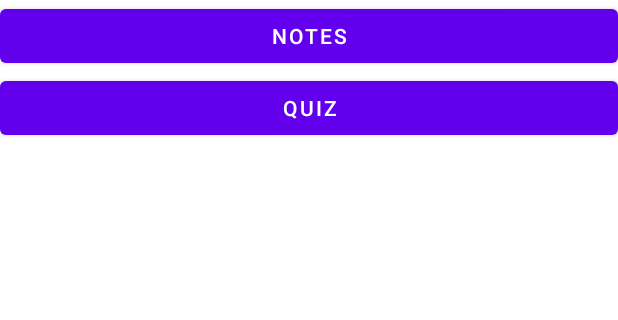
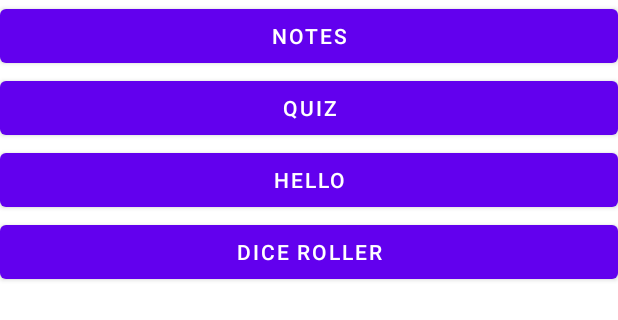
Before and after one commit to r0r-5chach/CSY2061-assignment-1, an Android app: the layout activity_main.xml on its own in the app's theme, with its tools: preview values and no code run, on a phone screen of 412 x 824 dp. Shown: the top 320 px of the screen. Run offline under Robolectric (Android 15) with nearby library versions, the phone set to English and light mode, and no system bars.

Commit message:
dice roller completed

```diff
--- a/app/src/main/AndroidManifest.xml
+++ b/app/src/main/AndroidManifest.xml
@@ -15,7 +15,9 @@
             android:exported="false"
             android:label="@string/title_activity_notes"/>
         <activity android:name=".main.MainActivity"/>
+
         <activity android:name=".quiz.QuizActivity"/>
+        <activity android:name=".dice.DiceActivity"/>
         <activity
             android:name=".login.LoginActivity"
             android:exported="true">
--- a/app/src/main/java/xyz/r0r5chach/cpsAssist/BtnID.java
+++ b/app/src/main/java/xyz/r0r5chach/cpsAssist/BtnID.java
@@ -5,5 +5,6 @@ public enum BtnID {
     EDIT_BUTTON,
     DELETE_BUTTON,
     NOTES_BUTTON,
-    QUIZ_BUTTON
+    QUIZ_BUTTON,
+    DICE_BUTTON
 }
--- a/app/src/main/java/xyz/r0r5chach/cpsAssist/main/BtnOnClickListener.java
+++ b/app/src/main/java/xyz/r0r5chach/cpsAssist/main/BtnOnClickListener.java
@@ -7,6 +7,7 @@ import android.view.View;
 import java.util.Locale;
 
 import xyz.r0r5chach.cpsAssist.BtnID;
+import xyz.r0r5chach.cpsAssist.dice.DiceActivity;
 import xyz.r0r5chach.cpsAssist.quiz.QuizActivity;
 import xyz.r0r5chach.cpsAssist.notes.NotesActivity;
 
@@ -22,6 +23,9 @@ public class BtnOnClickListener implements View.OnClickListener{
             case QUIZ_BUTTON:
                 intent = new Intent(v.getContext(), QuizActivity.class);
                 break;
+            case DICE_BUTTON:
+                intent = new Intent(v.getContext(), DiceActivity.class);
+                break;
         }
         Activity main = (Activity) v.getContext();
         if (intent != null) {
--- a/app/src/main/java/xyz/r0r5chach/cpsAssist/main/MainActivity.java
+++ b/app/src/main/java/xyz/r0r5chach/cpsAssist/main/MainActivity.java
@@ -24,5 +24,6 @@ public class MainActivity extends AppCompatActivity {
     private void initButtons() {
         findViewById(R.id.notes_button).setOnClickListener(new BtnOnClickListener());
         findViewById(R.id.quiz_button).setOnClickListener(new BtnOnClickListener());
+        findViewById(R.id.dice_button).setOnClickListener(new BtnOnClickListener());
     }
 }
--- a/app/src/main/res/layout/activity_main.xml
+++ b/app/src/main/res/layout/activity_main.xml
@@ -2,6 +2,7 @@
 <LinearLayout xmlns:android="http://schemas.android.com/apk/res/android"
     android:layout_width="match_parent"
     android:layout_height="match_parent"
+    android:id="@+id/main_layout"
     android:orientation="vertical">
 
     <Button
@@ -15,4 +16,15 @@
         android:layout_width="match_parent"
         android:layout_height="wrap_content"
         android:text="@string/quiz_button_text" />
+
+    <Button
+        android:id="@+id/background_button"
+        android:layout_width="match_parent"
+        android:layout_height="wrap_content"
+        android:text="hello" />
+    <Button
+        android:id="@+id/dice_button"
+        android:layout_width="match_parent"
+        android:layout_height="wrap_content"
+        android:text="@string/dice_roller_button_text"/>
 </LinearLayout>
--- a/app/src/main/res/values/strings.xml
+++ b/app/src/main/res/values/strings.xml
@@ -17,4 +17,7 @@
     <string name="saveButtonText">Save</string>
     <string name="quiz_button_text">Quiz</string>
     <string name="submit_button_text">Submit</string>
+    <string name="dice_hint">How many sides do you want the dice to have?</string>
+    <string name="dice_button_text">Roll</string>
+    <string name="dice_roller_button_text">Dice Roller</string>
 </resources>
```
Also changed, not shown: app/src/main/java/xyz/r0r5chach/cpsAssist/dice/BtnOnClickListener.java (added, +22 -0 lines), app/src/main/java/xyz/r0r5chach/cpsAssist/dice/DiceActivity.java (added, +18 -0 lines), app/src/main/res/layout/activity_dice.xml (added, +28 -0 lines).
